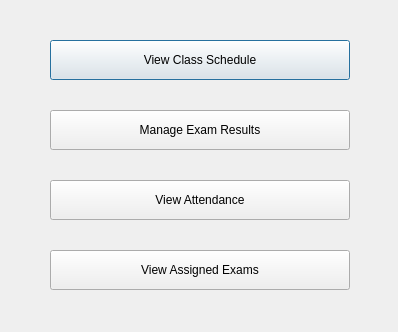
Above: TeacherPanel/TeacherPanel.ui from sarimkhan4/SchoolManagementSystem before the change. Below: the same form after it.
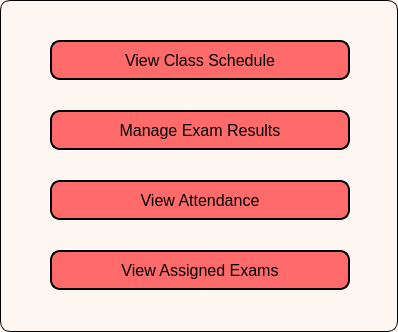
That is the form after the change.

Commit message: Created a UI for AdminPanel (6 files), StudentPanel (6 files), TeacherPanel (5 files), Login.

```diff
--- a/TeacherPanel/TeacherPanel.ui
+++ b/TeacherPanel/TeacherPanel.ui
@@ -13,6 +13,13 @@
   <property name="windowTitle">
    <string>Teacher Panel</string>
   </property>
+  <property name="styleSheet">
+   <string notr="true">QDialog#TeacherPanel {
+        background-color: #fef6f0   ;
+        border: 1px solid black;
+        border-radius: 10%;
+}</string>
+  </property>
   <widget class="QPushButton" name="btnClassSchedule">
    <property name="geometry">
     <rect>
@@ -22,6 +29,22 @@
      <height>40</height>
     </rect>
    </property>
+   <property name="styleSheet">
+    <string notr="true">QPushButton#btnClassSchedule {
+    background-color: #ff6b6b;
+    border: 1.5px solid black;
+    border-radius: 10px;
+    padding: 6px;
+    font-size: 16px;
+}
+
+/* Hover effect */
+QPushButton#btnClassSchedule:hover {
+    background-color: #ee5253;
+}
+
+</string>
+   </property>
    <property name="text">
     <string>View Class Schedule</string>
    </property>
@@ -35,6 +58,22 @@
      <height>40</height>
     </rect>
    </property>
+   <property name="styleSheet">
+    <string notr="true">QPushButton#btnExamResult {
+    background-color: #ff6b6b;
+    border: 1.5px solid black;
+    border-radius: 10px;
+    padding: 6px;
+    font-size: 16px;
+}
+
+/* Hover effect */
+QPushButton#btnExamResult:hover {
+    background-color: #ee5253;
+}
+
+</string>
+   </property>
    <property name="text">
     <string>Manage Exam Results</string>
    </property>
@@ -48,6 +87,22 @@
      <height>40</height>
     </rect>
    </property>
+   <property name="styleSheet">
+    <string notr="true">QPushButton#btnAttendanceViewing {
+    background-color: #ff6b6b;
+    border: 1.5px solid black;
+    border-radius: 10px;
+    padding: 6px;
+    font-size: 16px;
+}
+
+/* Hover effect */
+QPushButton#btnAttendanceViewing:hover {
+    background-color: #ee5253;
+}
+
+</string>
+   </property>
    <property name="text">
     <string>View Attendance</string>
    </property>
@@ -61,6 +116,22 @@
      <height>40</height>
     </rect>
    </property>
+   <property name="styleSheet">
+    <string notr="true">QPushButton#btnExamManagement {
+    background-color: #ff6b6b;
+    border: 1.5px solid black;
+    border-radius: 10px;
+    padding: 6px;
+    font-size: 16px;
+}
+
+/* Hover effect */
+QPushButton#btnExamManagement:hover {
+    background-color: #ee5253;
+}
+
+</string>
+   </property>
    <property name="text">
     <string>View Assigned Exams</string>
    </property>
```
The commit also changes 13 other files.
